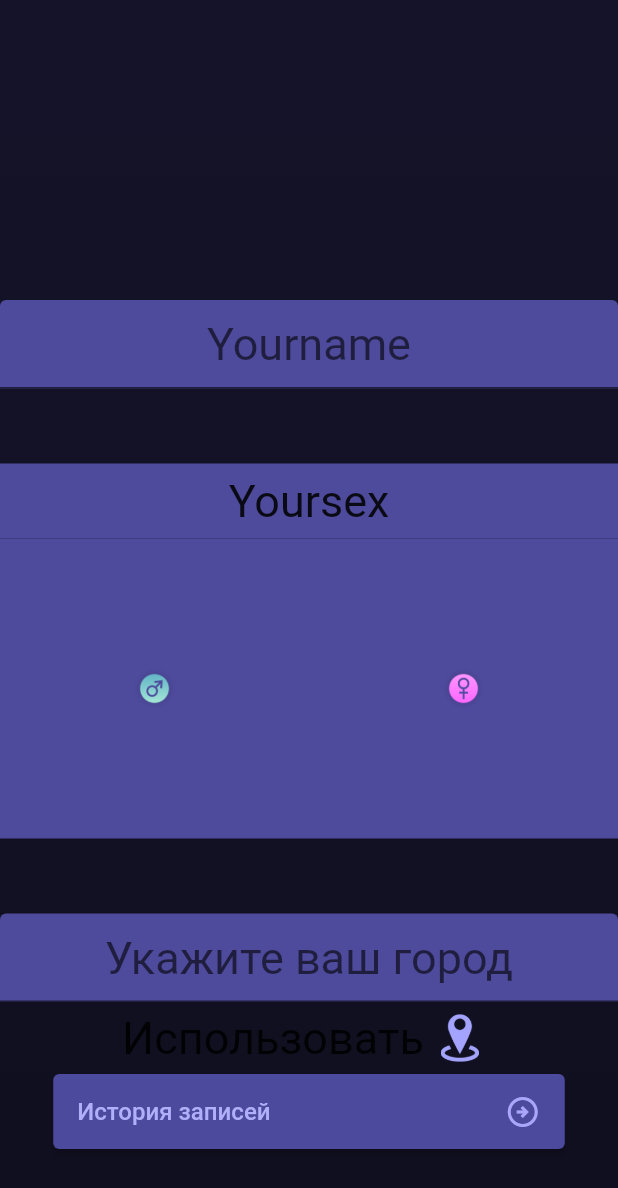
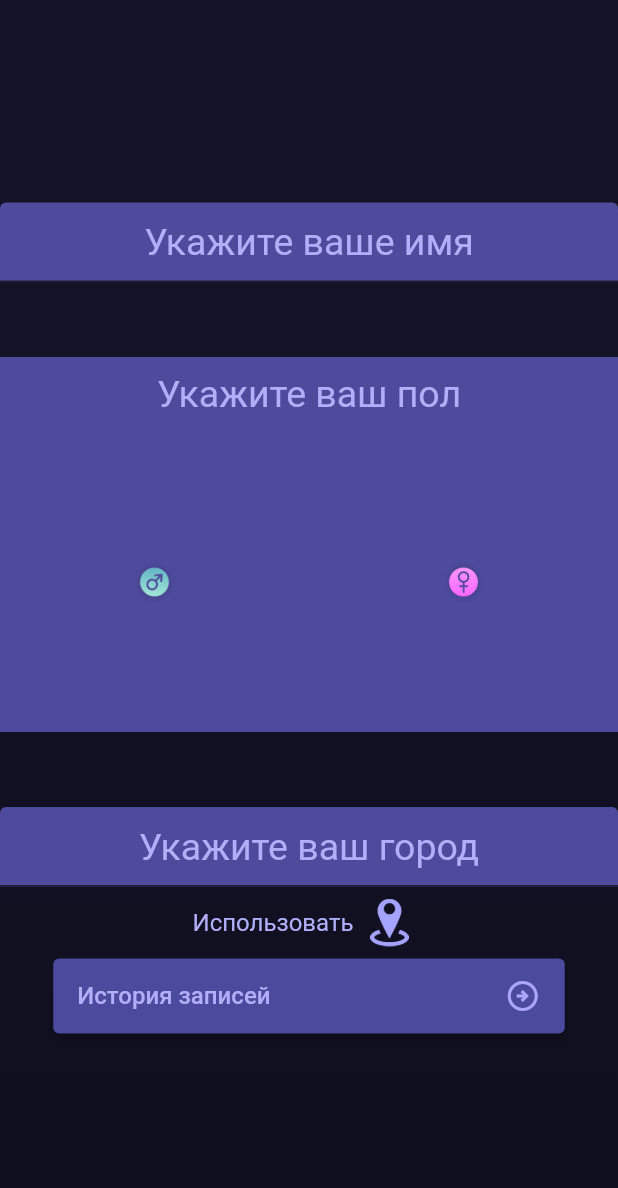
Before and after one commit to serj096/mommy_FL, a Flutter app: the screen it shows after launch, on a phone screen of 412 x 824 dp. Shown: the top 1188 px of the screen. Run offline on Flutter 3.47's test engine with Material 2 defaults, Android fonts, the light colour scheme and no system bars; our stand-ins replace flutter_map; missing offline and left inert: open_street_map_search_and_pick.

Commit message:
yourName

```diff
--- a/lib/pages/YourName.dart
+++ b/lib/pages/YourName.dart
@@ -25,37 +25,33 @@ class _YourName extends State<YourName> {
         ),
         alignment: Alignment.center,
         child:
+
         Column(
+          mainAxisAlignment: MainAxisAlignment.center,
+
         children: [
-          const SizedBox(height: 200,),
           TextField(decoration: InputDecoration(
-          hintText: 'Yourname',
-            hintStyle: TextStyle(fontSize: 30),
+          hintText: 'Укажите ваше имя',
+            hintStyle: Styles.text.AllocationText,
             fillColor: AppTheme.colors.blueButtoncolor,
             filled: true
           ),keyboardType: TextInputType.name,textAlign: TextAlign.center),
-          const SizedBox(height: 50,),
+          const SizedBox(height: 50),
         Container(
           height: 50,
           width: 500,
           color: AppTheme.colors.blueButtoncolor,
           child:Center(
             child:
-          Text('Yoursex',style: TextStyle(fontSize: 30),))),
+          Text('Укажите ваш пол',style: Styles.text.AllocationText,))),
 
     Container(
       height: 200,
       color: AppTheme.colors.blueButtoncolor,
       child:
           Row(
-
-
             mainAxisAlignment: MainAxisAlignment.center,
-
-
             children:  <Widget>[
-
-
             Expanded(
               child: IconButton(onPressed: (){}, icon: Image.asset("assets/icons/manIcon.png"),isSelected: false,)),
             Expanded(child: IconButton(onPressed: (){}, icon: Image.asset("assets/icons/womanIcon.png"), isSelected: true,))
@@ -65,14 +61,14 @@ class _YourName extends State<YourName> {
           TextField(decoration: InputDecoration(
 
               hintText: 'Укажите ваш город',
-              hintStyle: TextStyle(fontSize: 30,),
+              hintStyle: Styles.text.AllocationText,
               fillColor: AppTheme.colors.blueButtoncolor,
               filled: true
           ), keyboardType: TextInputType.name,textAlign: TextAlign.center),
           Row(
             mainAxisAlignment: MainAxisAlignment.center,
             children: [
-              Text('Использовать',style: TextStyle(fontSize: 30,)),
+              Text('Использовать',style: Styles.text.InformationText),
               IconButton(onPressed: (){}, icon: Image.asset("assets/icons/geo.png",),isSelected: false,)
 
             ],
```
